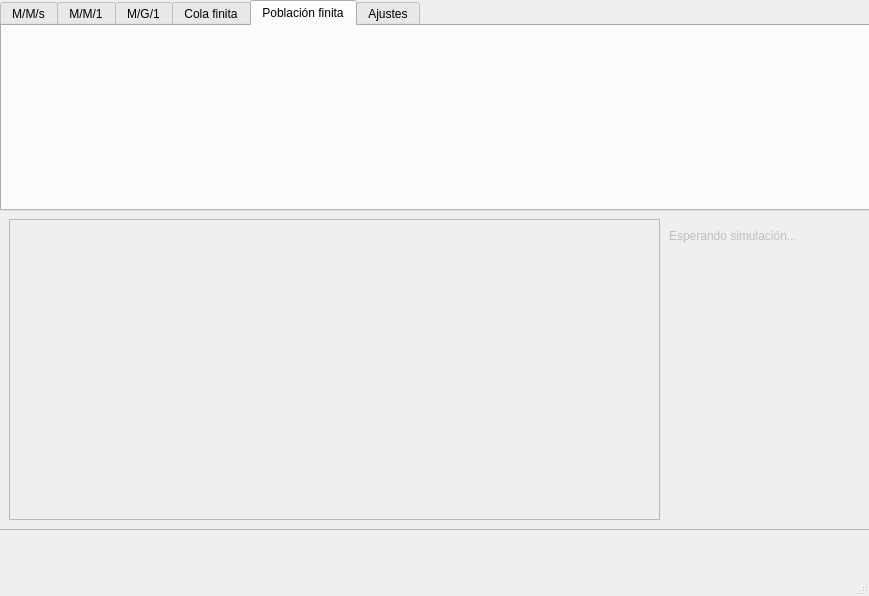
juanig98/simuladorColas, file gui/app.ui: the form before one commit.
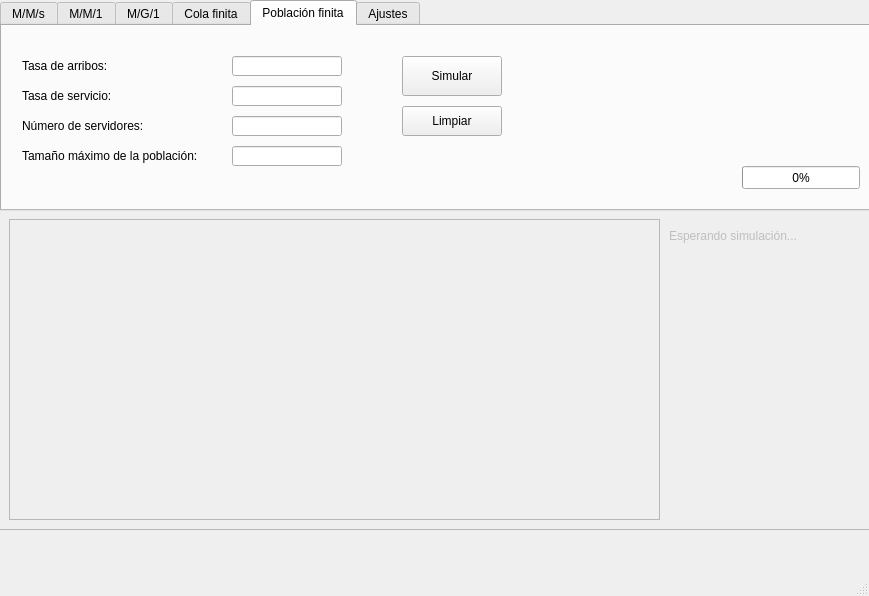
The form after the commit. The open tabs and pages were chosen to show the change.

Patch:
```diff
--- a/gui/app.ui
+++ b/gui/app.ui
@@ -357,6 +357,137 @@
      <attribute name="title">
       <string>Población finita</string>
      </attribute>
+     <widget class="QLabel" name="label_population_size_finite_population">
+      <property name="geometry">
+       <rect>
+        <x>20</x>
+        <y>120</y>
+        <width>201</width>
+        <height>20</height>
+       </rect>
+      </property>
+      <property name="text">
+       <string>Tamaño máximo de la población:</string>
+      </property>
+     </widget>
+     <widget class="QLineEdit" name="input_num_servers_finite_population">
+      <property name="geometry">
+       <rect>
+        <x>230</x>
+        <y>90</y>
+        <width>110</width>
+        <height>20</height>
+       </rect>
+      </property>
+     </widget>
+     <widget class="QLineEdit" name="input_arrival_rate_finite_population">
+      <property name="geometry">
+       <rect>
+        <x>230</x>
+        <y>30</y>
+        <width>110</width>
+        <height>20</height>
+       </rect>
+      </property>
+     </widget>
+     <widget class="QLineEdit" name="input_service_rate_finite_population">
+      <property name="geometry">
+       <rect>
+        <x>230</x>
+        <y>60</y>
+        <width>110</width>
+        <height>20</height>
+       </rect>
+      </property>
+     </widget>
+     <widget class="QPushButton" name="btn_clear_finite_population">
+      <property name="geometry">
+       <rect>
+        <x>400</x>
+        <y>80</y>
+        <width>100</width>
+        <height>30</height>
+       </rect>
+      </property>
+      <property name="text">
+       <string>Limpiar</string>
+      </property>
+     </widget>
+     <widget class="QLabel" name="label_num_servers_finite_population">
+      <property name="geometry">
+       <rect>
+        <x>20</x>
+        <y>90</y>
+        <width>140</width>
+        <height>20</height>
+       </rect>
+      </property>
+      <property name="text">
+       <string>Número de servidores:</string>
+      </property>
+     </widget>
+     <widget class="QLabel" name="label_service_rate_finite_population">
+      <property name="geometry">
+       <rect>
+        <x>20</x>
+        <y>60</y>
+        <width>140</width>
+        <height>20</height>
+       </rect>
+      </property>
+      <property name="text">
+       <string>Tasa de servicio:</string>
+      </property>
+     </widget>
+     <widget class="QLabel" name="label_arrival_rate_finite_population">
+      <property name="geometry">
+       <rect>
+        <x>20</x>
+        <y>30</y>
+        <width>140</width>
+        <height>20</height>
+       </rect>
+      </property>
+      <property name="text">
+       <string>Tasa de arribos:</string>
+      </property>
+     </widget>
+     <widget class="QLineEdit" name="input_population_size_finite_population">
+      <property name="geometry">
+       <rect>
+        <x>230</x>
+        <y>120</y>
+        <width>110</width>
+        <height>20</height>
+       </rect>
+      </property>
+     </widget>
+     <widget class="QPushButton" name="btn_simulate_finite_population">
+      <property name="geometry">
+       <rect>
+        <x>400</x>
+        <y>30</y>
+        <width>100</width>
+        <height>40</height>
+       </rect>
+      </property>
+      <property name="text">
+       <string>Simular</string>
+      </property>
+     </widget>
+     <widget class="QProgressBar" name="progress_bar_finite_q_length_2">
+      <property name="geometry">
+       <rect>
+        <x>740</x>
+        <y>140</y>
+        <width>118</width>
+        <height>23</height>
+       </rect>
+      </property>
+      <property name="value">
+       <number>0</number>
+      </property>
+     </widget>
     </widget>
     <widget class="QWidget" name="tab_config">
      <attribute name="title">
```
Left out of the diff: 445 changed lines with no effect on the pictures.
